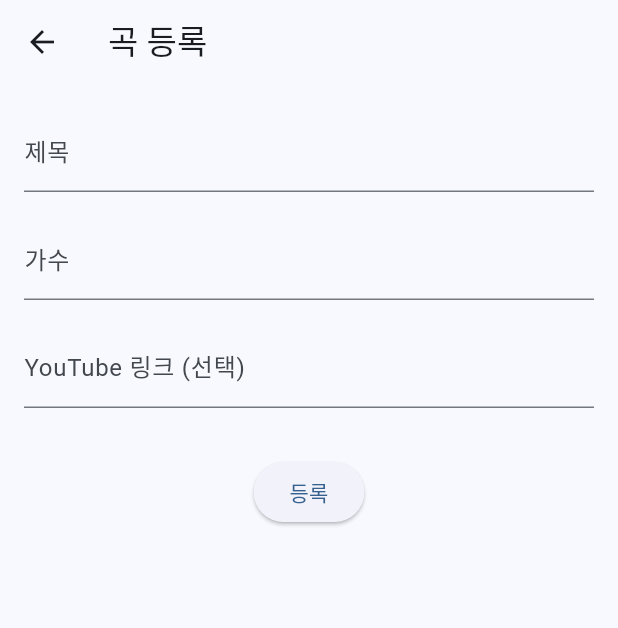
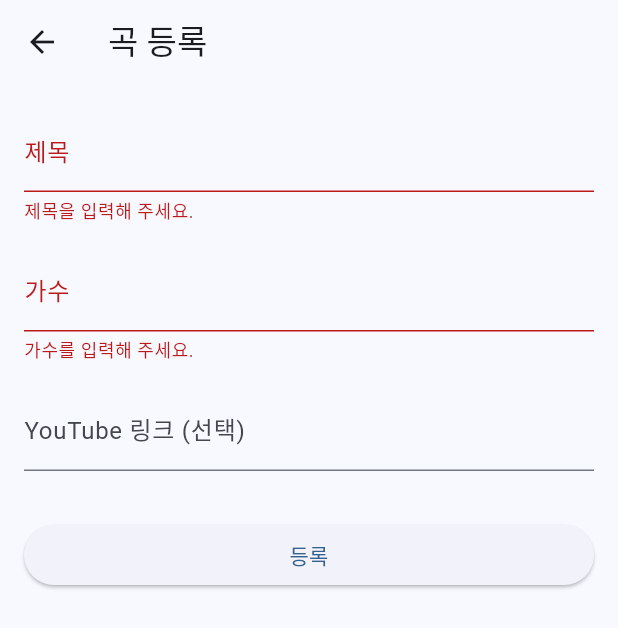
Before and after one commit to ayz1070/youmr_v2, a Flutter app: the VotingWritePage screen opened by its route, after a tap on "등록", on a phone screen of 412 x 824 dp. Shown: the top 628 px of the screen. Run offline on Flutter 3.47's test engine with Material 3 defaults, Android fonts, the phone set to English and light mode, and no system bars; our stand-ins replace cloud_firestore, dartz, firebase_auth, firebase_core, flutter_riverpod, freezed_annotation and 4 more; accounts and stored records are empty.

Commit message:
[refactor] 투표 코드 리팩토링 수행 #6

```diff
--- a/lib/features/voting/data/repositories/voting_repository_impl.dart
+++ b/lib/features/voting/data/repositories/voting_repository_impl.dart
@@ -1,6 +1,7 @@
 import '../../domain/entities/vote.dart';
 import '../../domain/repositories/voting_repository.dart';
 import '../data_sources/voting_firestore_data_source.dart';
+import '../dtos/vote_dto.dart';
 
 /// 투표 관련 레포지토리 구현체 (DataSource 위임)
 class VotingRepositoryImpl implements VotingRepository {
@@ -10,9 +11,9 @@ class VotingRepositoryImpl implements VotingRepository {
 
   @override
   Stream<List<Vote>> getTopVotes() {
-    // Firestore 데이터 소스에서 상위 10개 곡 실시간 조회 후 Vote 엔티티로 변환
+    // Firestore 데이터 소스에서 상위 10개 곡 실시간 조회 후 VoteDto로 변환 후 도메인 모델로 변환
     return dataSource.topVotesStream().map(
-      (list) => list.map((json) => Vote.fromJson(json)).toList(),
+      (list) => list.map((json) => VoteDto.fromJson(json).toDomain()).toList(),
     );
   }
 
--- a/lib/features/voting/presentation/pages/voting_write_page.dart
+++ b/lib/features/voting/presentation/pages/voting_write_page.dart
@@ -1,8 +1,62 @@
 import 'package:flutter/material.dart';
+import 'package:cloud_firestore/cloud_firestore.dart';
+import 'package:firebase_auth/firebase_auth.dart';
 
 /// 곡 등록 화면
-class VotingWritePage extends StatelessWidget {
+class VotingWritePage extends StatefulWidget {
   const VotingWritePage({super.key});
+
+  @override
+  State<VotingWritePage> createState() => _VotingWritePageState();
+}
+
+class _VotingWritePageState extends State<VotingWritePage> {
+  final GlobalKey<FormState> _formKey = GlobalKey<FormState>();
+  final TextEditingController _titleController = TextEditingController();
+  final TextEditingController _artistController = TextEditingController();
+  final TextEditingController _youtubeController = TextEditingController();
+  bool _isLoading = false;
+
+  @override
+  void dispose() {
+    _titleController.dispose();
+    _artistController.dispose();
+    _youtubeController.dispose();
+    super.dispose();
+  }
+
+  Future<void> _registerVote() async {
+    if (!_formKey.currentState!.validate()) return;
+    setState(() => _isLoading = true);
+    try {
+      final user = FirebaseAuth.instance.currentUser;
+      if (user == null) throw Exception('로그인 필요');
+      final userDoc = await FirebaseFirestore.instance.collection('users').doc(user.uid).get();
+      final userData = userDoc.data() ?? {};
+      await FirebaseFirestore.instance.collection('votes').add({
+        'title': _titleController.text.trim(),
+        'artist': _artistController.text.trim(),
+        'youtubeUrl': _youtubeController.text.trim(),
+        'voteCount': 0,
+        'createdAt': DateTime.now(),
+        'createdBy': user.uid,
+        'authorNickname': userData['nickname'] ?? '',
+        'authorProfileUrl': userData['profileImageUrl'] ?? '',
+      });
+      if (mounted) {
+        Navigator.of(context).pop();
+        ScaffoldMessenger.of(context).showSnackBar(
+          const SnackBar(content: Text('곡이 등록되었습니다.')),
+        );
+      }
+    } catch (e) {
+      ScaffoldMessenger.of(context).showSnackBar(
+        SnackBar(content: Text('등록 실패: ${e.toString()}')),
+      );
+    } finally {
+      setState(() => _isLoading = false);
+    }
+  }
 
   @override
   Widget build(BuildContext context) {
@@ -12,33 +66,47 @@ class VotingWritePage extends StatelessWidget {
       ),
       body: Padding(
         padding: const EdgeInsets.all(16.0),
+        child: Form(
+          key: _formKey,
           child: Column(
             children: [
               // 제목 입력
               TextFormField(
+                controller: _titleController,
                 decoration: const InputDecoration(labelText: '제목'),
-              // TODO: validator, controller
+                validator: (value) =>
+                    (value == null || value.trim().isEmpty) ? '제목을 입력해 주세요.' : null,
               ),
               const SizedBox(height: 16),
               // 가수 입력
               TextFormField(
+                controller: _artistController,
                 decoration: const InputDecoration(labelText: '가수'),
-              // TODO: validator, controller
+                validator: (value) =>
+                    (value == null || value.trim().isEmpty) ? '가수를 입력해 주세요.' : null,
               ),
               const SizedBox(height: 16),
               // YouTube 링크 입력
               TextFormField(
+                controller: _youtubeController,
                 decoration: const InputDecoration(labelText: 'YouTube 링크 (선택)'),
-              // TODO: validator, controller
               ),
               const SizedBox(height: 32),
-            ElevatedButton(
-              onPressed: () {
-                // TODO: 곡 등록 처리
-              },
-              child: const Text('등록'),
+              SizedBox(
+                width: double.infinity,
+                child: ElevatedButton(
+                  onPressed: _isLoading ? null : _registerVote,
+                  child: _isLoading
+                      ? const SizedBox(
+                          width: 20,
+                          height: 20,
+                          child: CircularProgressIndicator(strokeWidth: 2),
+                        )
+                      : const Text('등록'),
+                ),
               ),
             ],
+          ),
         ),
       ),
     );
```
Also changed, not shown: lib/features/voting/data/dtos/vote_dto.dart (+36 -1 lines), lib/features/voting/presentation/pages/voting_page.dart (+35 -44 lines), lib/features/voting/presentation/providers/voting_provider.dart (+12 -1 lines), lib/features/voting/presentation/widgets/no_vote_view.dart (added, +51 -0 lines), lib/features/voting/presentation/widgets/pick_display.dart (added, +23 -0 lines), lib/features/voting/presentation/widgets/vote_action_buttons.dart (added, +51 -0 lines), lib/features/voting/presentation/widgets/voting_list.dart (added, +41 -0 lines), lib/features/voting/data/dtos/vote_dto.freezed.dart, lib/features/voting/data/dtos/vote_dto.g.dart. Lines whose indentation alone changed are shown as unchanged.
